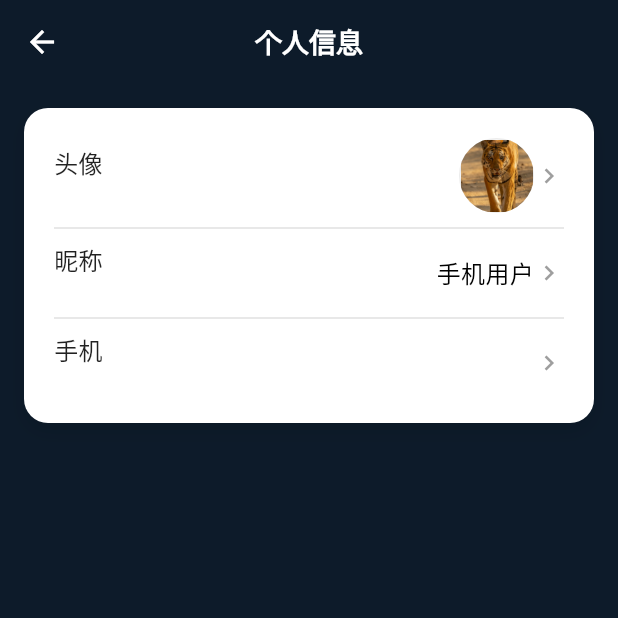
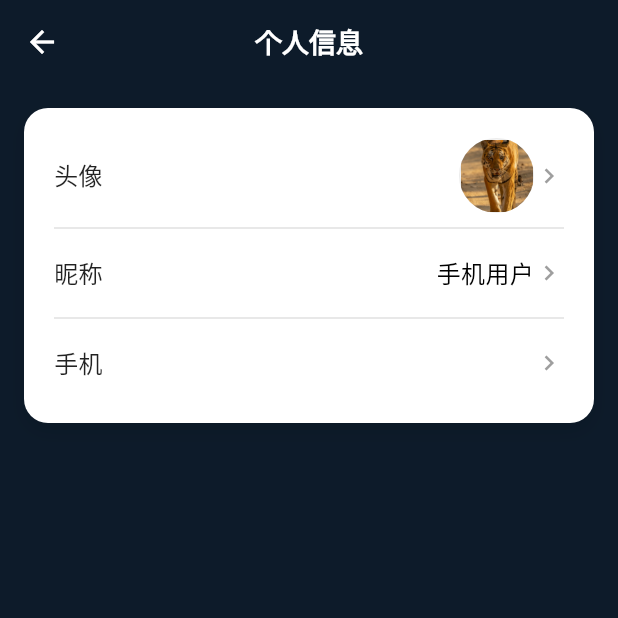
Before and after one commit to Wu-An-Jun/smart_m, a Flutter app: the PersonalAccountPage screen opened directly with empty values, on a phone screen of 412 x 824 dp, the top half of it. Run offline on Flutter 3.47's test engine with Material 3 defaults, Android fonts, the phone set to English and light mode, and no system bars; our stand-ins replace chewie, dio, flutter_markdown, flutter_svg, geocoding, geolocator and 9 more; missing offline and left inert: fl_amap, mobile_scanner, record; accounts and stored records are empty.

Commit message:
用户输入垂直居中

```diff
--- a/lib/routes/profile_page.dart
+++ b/lib/routes/profile_page.dart
@@ -1126,13 +1126,18 @@ class _PersonalAccountPageState extends State<PersonalAccountPage> {
       child: Padding(
         padding: const EdgeInsets.symmetric(vertical: 0),
         child: Row(
+          crossAxisAlignment: CrossAxisAlignment.center, // 垂直居中
           children: [
             SizedBox(
               width: 60,
               height: 40,
-              child: Text(
-                title,
-                style: const TextStyle(fontSize: 16, color: Colors.black87),
+              child: Align(
+                alignment: Alignment.centerLeft, // 靠左垂直居中
+                child: Text(
+                  title,
+                  style: const TextStyle(fontSize: 16, color: Colors.black87),
+                  textAlign: TextAlign.left, // 左对齐
+                ),
               ),
             ),
             Expanded(
```
